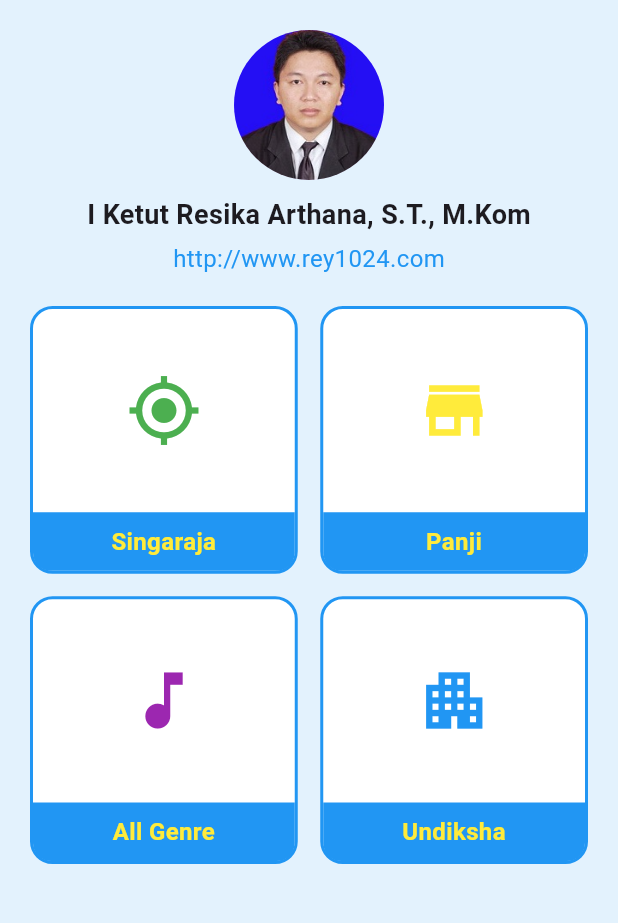
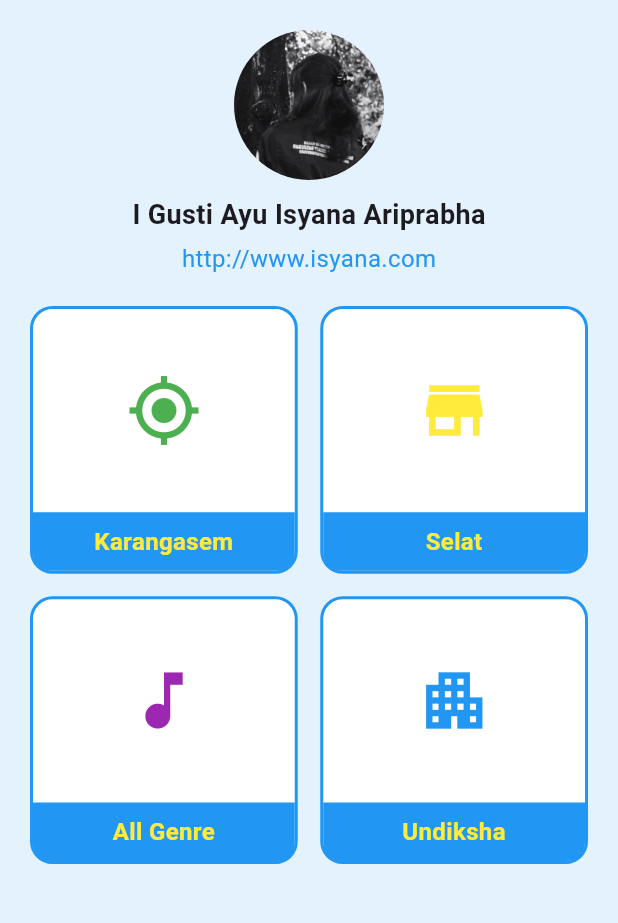
Before and after one commit to isyanaarp/flutter-project, a Flutter app: the screen it shows after launch, on a phone screen of 412 x 824 dp, the part 84-1007 px from its top. Run offline on Flutter 3.47's test engine with Material 3 defaults, Android fonts, the phone set to English and light mode, and no system bars.

Commit message:
edit foto

```diff
--- a/lib/main.dart
+++ b/lib/main.dart
@@ -39,12 +39,12 @@ class ProfileScreen extends StatelessWidget {
           ),
           const SizedBox(height: 10),
           const Text(
-            'I Ketut Resika Arthana, S.T., M.Kom',
+            'I Gusti Ayu Isyana Ariprabha',
             style: TextStyle(fontSize: 18, fontWeight: FontWeight.bold),
           ),
           const SizedBox(height: 5),
           const Text(
-            'http://www.rey1024.com',
+            'http://www.isyana.com',
             style: TextStyle(fontSize: 16, color: Colors.blue),
           ),
           const SizedBox(height: 20),
@@ -58,8 +58,8 @@ class ProfileScreen extends StatelessWidget {
                 mainAxisSpacing: 15,
                 crossAxisSpacing: 15,
                 children: [
-                  buildCustomCard(Icons.gps_fixed, "Singaraja", Colors.green),
-                  buildCustomCard(Icons.store, "Panji", Colors.yellow),
+                  buildCustomCard(Icons.gps_fixed, "Karangasem", Colors.green),
+                  buildCustomCard(Icons.store, "Selat", Colors.yellow),
                   buildCustomCard(Icons.music_note, "All Genre", Colors.purple),
                   buildCustomCard(Icons.apartment, "Undiksha", Colors.blue),
                 ],
```
Also changed, not shown: assets/img1.jpg, assets/profil.jpg (added), 1 other file.
